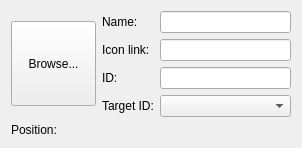
The window that src/lib/marble/PlacemarkEditHeader.ui (KDE/marble) describes before a commit, drawn with Qt 5.
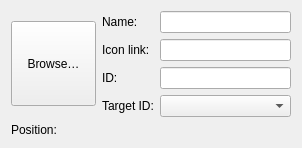
The same window after the commit. Custom widgets are drawn as their Qt base class.

Patch:
```diff
--- a/src/lib/marble/PlacemarkEditHeader.ui
+++ b/src/lib/marble/PlacemarkEditHeader.ui
@@ -43,7 +43,7 @@
         </size>
        </property>
        <property name="text">
-        <string>Browse...</string>
+        <string>Browse…</string>
        </property>
        <property name="iconSize">
         <size>
```
